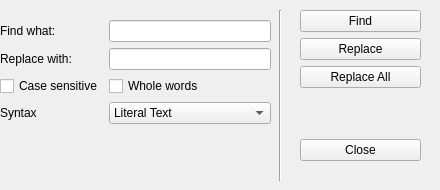
This is PyCharmProj/findReplace.ui in stephanieeechang/PythonGameProg as Qt 5 draws it before an edit. The edited form follows.
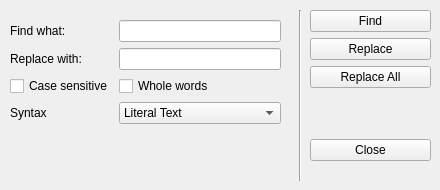
This is the edited form.

Commit message: find and replace gui

```diff
--- a/PyCharmProj/findReplace.ui
+++ b/PyCharmProj/findReplace.ui
@@ -16,7 +16,7 @@
   <widget class="QWidget" name="formLayoutWidget">
    <property name="geometry">
     <rect>
-     <x>0</x>
+     <x>10</x>
      <y>20</y>
      <width>271</width>
      <height>143</height>
@@ -92,7 +92,7 @@
   <widget class="QWidget" name="verticalLayoutWidget">
    <property name="geometry">
     <rect>
-     <x>300</x>
+     <x>310</x>
      <y>10</y>
      <width>121</width>
      <height>151</height>
@@ -145,7 +145,7 @@
   <widget class="Line" name="line">
    <property name="geometry">
     <rect>
-     <x>270</x>
+     <x>290</x>
      <y>10</y>
      <width>20</width>
      <height>171</height>
```
The commit also changes 1 other file.
